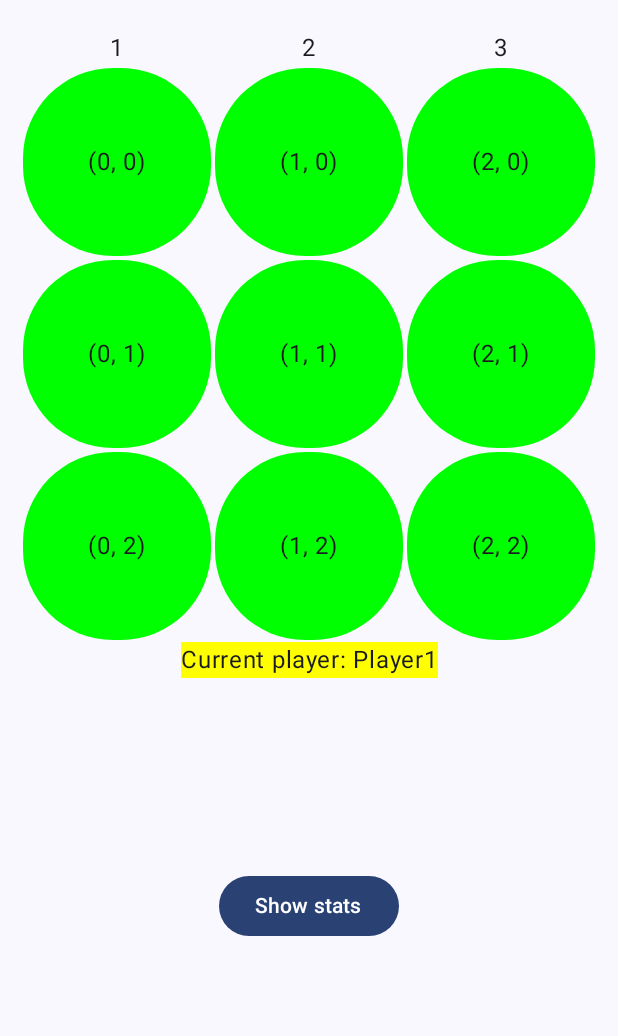
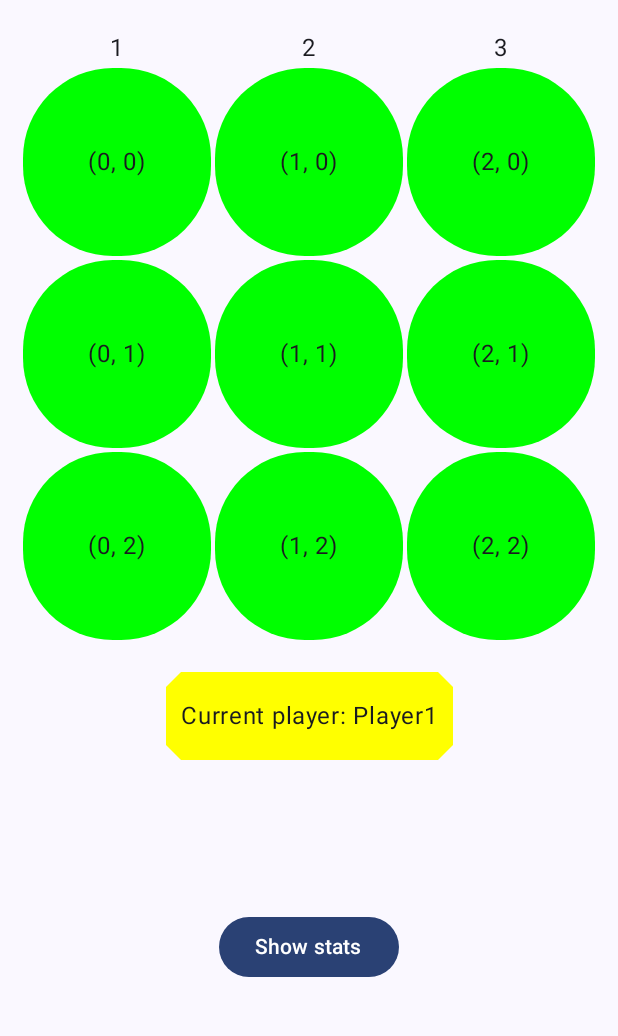
Before and after one commit to MatLeg25/ConnectCoins-KotlinGame, an Android app built with Jetpack Compose: the screen it shows after launch (MainActivity), after a tap on "Start game!", on a phone screen of 412 x 824 dp, the part 102-1138 px from its top. Run offline under Robolectric (Android 15) with nearby library versions, the phone set to English and light mode, and no system bars; 2 other taps on this screen came first.

Commit message:
refactor, currentPlayer box style updated, player class refactor

```diff
--- a/app/src/main/java/com/example/connectcoins/data/DATA.kt
+++ b/app/src/main/java/com/example/connectcoins/data/DATA.kt
@@ -1,4 +1,6 @@
 package com.example.connectcoins.data
+
+import com.example.connectcoins.data.models.Cell
 
 object DATA {
 
--- a/app/src/main/java/com/example/connectcoins/data/Cell.kt
+++ b/app/src/main/java/com/example/connectcoins/data/models/Cell.kt
@@ -1,4 +1,4 @@
-package com.example.connectcoins.data
+package com.example.connectcoins.data.models
 
 import androidx.compose.ui.graphics.Color
 import java.util.UUID
@@ -10,13 +10,3 @@ data class Cell(
     var playerId: String? = null,
     var isWin: Boolean = false
 )
-
-data class Player(
-    var id: String = "",
-    var name: String,
-    var color: Color
-) {
-   init {
-       if (id.isEmpty()) id = UUID.randomUUID().toString()
-   }
-}
--- /dev/null
+++ b/app/src/main/java/com/example/connectcoins/data/models/Player.kt
@@ -0,0 +1,28 @@
+package com.example.connectcoins.data.models
+
+import androidx.compose.ui.graphics.Color
+import java.util.UUID
+
+data class Player(
+    val name: String,
+    val color: Color
+) {
+
+    val id: String = UUID.randomUUID().toString()
+
+    override fun equals(other: Any?): Boolean {
+        // Check for reference equality
+        if (this === other) return true
+        // Check if the other object is null or of a different class
+        if (other == null || other.javaClass != this.javaClass) return false
+        // Cast the other object to the same type
+        other as Player
+        // Compare objects based on their id property
+        return this.id == other.id
+    }
+
+    override fun hashCode(): Int {
+        super.hashCode()
+        return id.hashCode()
+    }
+}
--- a/app/src/main/java/com/example/connectcoins/ui/BottomModal.kt
+++ b/app/src/main/java/com/example/connectcoins/ui/BottomModal.kt
@@ -28,7 +28,7 @@ import androidx.compose.ui.text.style.TextAlign
 import androidx.compose.ui.tooling.preview.Preview
 import androidx.compose.ui.unit.dp
 import com.example.connectcoins.R
-import com.example.connectcoins.data.Player
+import com.example.connectcoins.data.models.Player
 import kotlinx.coroutines.CoroutineScope
 import kotlinx.coroutines.launch
 
--- a/app/src/main/java/com/example/connectcoins/ui/GameBoardScreen.kt
+++ b/app/src/main/java/com/example/connectcoins/ui/GameBoardScreen.kt
@@ -21,8 +21,8 @@ import androidx.compose.ui.tooling.preview.Preview
 import androidx.compose.ui.unit.Dp
 import androidx.compose.ui.unit.dp
 import androidx.lifecycle.viewmodel.compose.viewModel
-import com.example.connectcoins.data.Cell
-import com.example.connectcoins.data.Player
+import com.example.connectcoins.data.models.Cell
+import com.example.connectcoins.data.models.Player
 import com.example.connectcoins.utils.Utils
 
 const val gameBoardHorizontalPadding = 10
--- a/app/src/main/java/com/example/connectcoins/ui/GameScreen.kt
+++ b/app/src/main/java/com/example/connectcoins/ui/GameScreen.kt
@@ -1,13 +1,20 @@
 package com.example.connectcoins.ui
 
 import androidx.compose.foundation.background
+import androidx.compose.foundation.layout.Arrangement
+import androidx.compose.foundation.layout.Box
 import androidx.compose.foundation.layout.Column
 import androidx.compose.foundation.layout.Spacer
 import androidx.compose.foundation.layout.fillMaxWidth
 import androidx.compose.foundation.layout.height
+import androidx.compose.foundation.layout.padding
+import androidx.compose.foundation.layout.size
+import androidx.compose.foundation.layout.wrapContentSize
+import androidx.compose.foundation.shape.CutCornerShape
 import androidx.compose.material3.Button
 import androidx.compose.material3.ExperimentalMaterial3Api
 import androidx.compose.material3.MaterialTheme
+import androidx.compose.material3.MaterialTheme.typography
 import androidx.compose.material3.SheetValue
 import androidx.compose.material3.Surface
 import androidx.compose.material3.Text
@@ -16,7 +23,13 @@ import androidx.compose.runtime.collectAsState
 import androidx.compose.runtime.getValue
 import androidx.compose.ui.Alignment
 import androidx.compose.ui.Modifier
+import androidx.compose.ui.draw.clip
+import androidx.compose.ui.graphics.Color
 import androidx.compose.ui.platform.LocalContext
+import androidx.compose.ui.text.style.TextAlign
+import androidx.compose.ui.text.style.TextOverflow
+import androidx.compose.ui.unit.TextUnit
+import androidx.compose.ui.unit.TextUnitType
 import androidx.compose.ui.unit.dp
 import androidx.navigation.NavController
 import com.example.connectcoins.R
@@ -52,12 +65,9 @@ fun GameScreen(
 
                 val gameUiState by gameViewModel.uiState.collectAsState()
 
-                GameBoardScreen(gameUiState, gameViewModel,)
-
-                Text(
-                    modifier = Modifier.background(gameUiState.currentPlayer.color),
-                    text = context.getString(R.string.current_player_X, gameUiState.currentPlayer.name))
-
+                GameBoardScreen(gameUiState, gameViewModel)
+                Spacer(modifier = Modifier.height(20.dp))
+                CurrentPlayerLabel(gameUiState)
 
                 if (gameUiState.isGameOver) {
                     Button(onClick = {
@@ -77,3 +87,29 @@ fun GameScreen(
 
     }
 }
+
+@Composable
+fun CurrentPlayerLabel(gameUiState: GameUiState) {
+    val context = LocalContext.current
+
+    Column(
+        modifier = Modifier.fillMaxWidth(),
+        verticalArrangement = Arrangement.Center,
+        horizontalAlignment = Alignment.CenterHorizontally
+    ) {
+        Box(
+            modifier = Modifier
+                .padding(horizontal = gameBoardHorizontalPadding.dp)
+                .clip(CutCornerShape(gameBoardHorizontalPadding.dp))
+                .background(gameUiState.currentPlayer.color)
+        ) {
+            Text(
+                modifier = Modifier.padding(horizontal = gameBoardHorizontalPadding.dp, vertical = 20.dp),
+                text = context.getString(R.string.current_player_X, gameUiState.currentPlayer.name),
+                style = typography.bodyLarge,
+                maxLines = 1,
+                overflow = TextOverflow.Ellipsis
+            )
+        }
+    }
+}
--- a/app/src/main/java/com/example/connectcoins/ui/GameUiState.kt
+++ b/app/src/main/java/com/example/connectcoins/ui/GameUiState.kt
@@ -1,7 +1,7 @@
 package com.example.connectcoins.ui
 
 import android.util.Log
-import com.example.connectcoins.data.Player
+import com.example.connectcoins.data.models.Player
 
 /**
  * Data class that represents the game UI state
--- a/app/src/main/java/com/example/connectcoins/ui/GameViewModel.kt
+++ b/app/src/main/java/com/example/connectcoins/ui/GameViewModel.kt
@@ -4,8 +4,8 @@ import android.util.Log
 import androidx.compose.runtime.mutableStateListOf
 import androidx.compose.ui.graphics.Color
 import androidx.lifecycle.ViewModel
-import com.example.connectcoins.data.Cell
-import com.example.connectcoins.data.Player
+import com.example.connectcoins.data.models.Cell
+import com.example.connectcoins.data.models.Player
 import com.example.connectcoins.utils.Validator
 import kotlinx.coroutines.flow.MutableStateFlow
 import kotlinx.coroutines.flow.StateFlow
@@ -69,7 +69,7 @@ class GameViewModel(): ViewModel() {
         }
     }
 
-    fun getPlayer(playerId: String): Player =_settings.value.players.firstOrNull { it.id == playerId }!!
+    fun getPlayer(playerId: String): Player = _settings.value.players.firstOrNull { it.id == playerId }!!
 
     fun onColumnClick(columnIdx: Int, currentPlayerId: String) {
         //prevent ui changes if game is ended
@@ -124,7 +124,7 @@ class GameViewModel(): ViewModel() {
 
     fun changePlayerName(player: Player, name: String) {
         val playerIndex = players.indexOf(player)
-        players[playerIndex] = player.copy(name = name)
+        if (playerIndex >=0) players[playerIndex] = player.copy(name = name)
     }
 
     fun setGameBoardSize(size: Int) {
--- a/app/src/main/java/com/example/connectcoins/utils/Validator.kt
+++ b/app/src/main/java/com/example/connectcoins/utils/Validator.kt
@@ -1,7 +1,7 @@
 package com.example.connectcoins.utils
 
 import android.util.Log
-import com.example.connectcoins.data.Cell
+import com.example.connectcoins.data.models.Cell
 
 class Validator(private val gameboard: Array<Array<Cell>>) {
 
```
